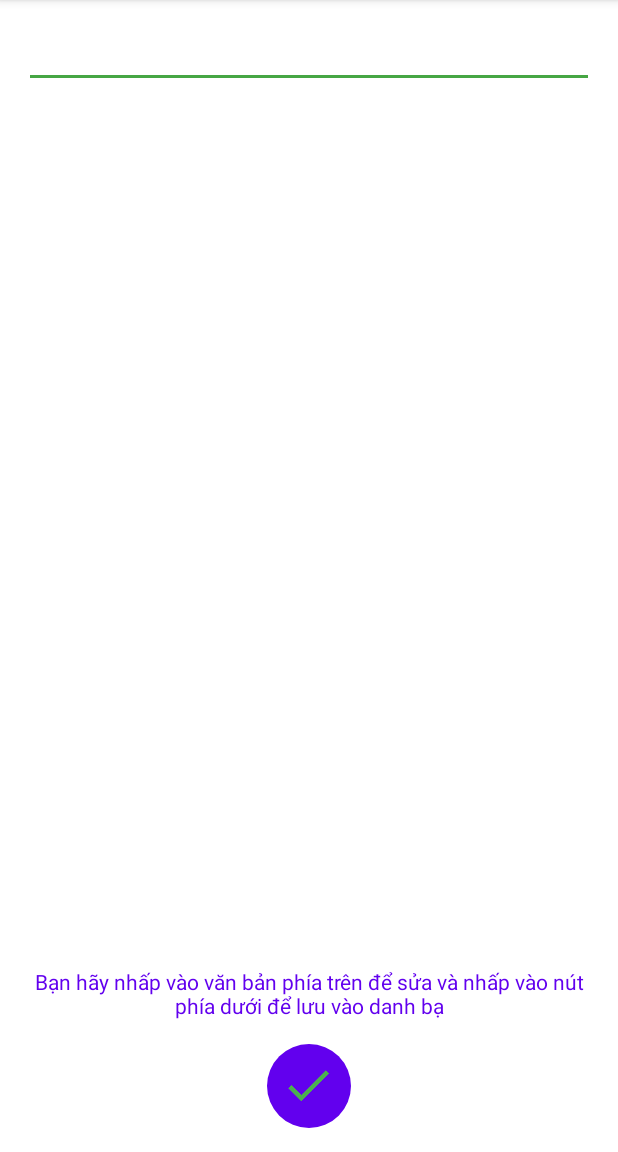
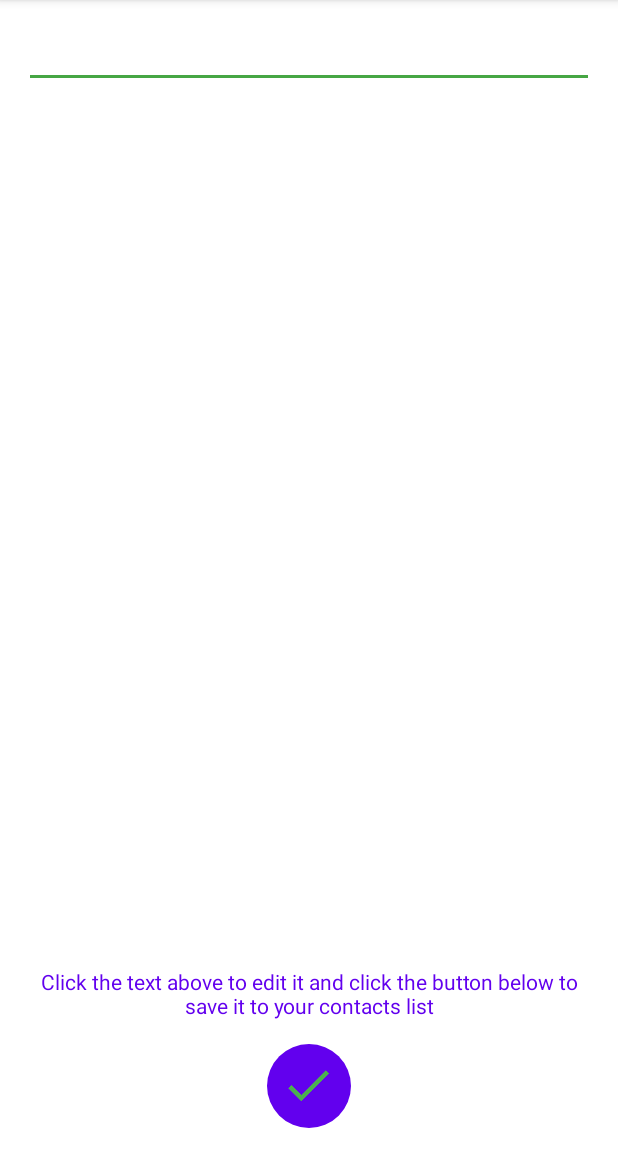
Before and after one commit to MisodaFR/misocontact, an Android app: the fragment TestFragmentCopy shown on its own in the app's theme, on a phone screen of 412 x 824 dp, the part 84-1236 px from its top. Run offline under Robolectric (Android 15) with nearby library versions, the phone set to English and light mode, and no system bars.

Commit message:
Add new translations

```diff
--- a/MisoCard/app/src/main/res/layout/fragment_home.xml
+++ b/MisoCard/app/src/main/res/layout/fragment_home.xml
@@ -43,7 +43,7 @@
                 android:layout_marginEnd="@dimen/dp_8"
                 android:checked="true"
                 android:padding="@dimen/dp_4"
-                android:text="Text"
+                android:text="@string/text"
                 android:textSize="@dimen/text_size_16" />
 
             <RadioButton
@@ -52,7 +52,7 @@
                 android:layout_height="wrap_content"
                 android:layout_marginStart="@dimen/dp_8"
                 android:padding="@dimen/dp_4"
-                android:text="Code"
+                android:text="@string/qr_code"
                 android:textSize="@dimen/text_size_16" />
 
         </RadioGroup>
--- a/MisoCard/app/src/main/res/layout/fragment_save_to_contacts.xml
+++ b/MisoCard/app/src/main/res/layout/fragment_save_to_contacts.xml
@@ -30,11 +30,10 @@
         android:orientation="vertical">
 
         <TextView
-            android:id="@+id/tv_remark"
             android:layout_width="match_parent"
             android:layout_height="wrap_content"
             android:layout_marginBottom="@dimen/dp_16"
-            android:text="Bạn hãy nhấp vào văn bản phía trên để sửa và nhấp vào nút phía dưới để lưu vào danh bạ"
+            android:text="@string/press_text_above_and_btn_below"
             android:textAlignment="center"
             android:textColor="@color/blue_green"
             android:textSize="@dimen/sp_14" />
--- a/MisoCard/app/src/main/res/values/strings.xml
+++ b/MisoCard/app/src/main/res/values/strings.xml
@@ -83,4 +83,7 @@
 
     <string name="color_value_is_invalid">Color value is invalid (each character must be in the range [0 -> 9], [a -> f] or [A -> F])</string>
     <string name="selecting_a_color">Selecting a color</string>
+    <string name="text">Text</string>
+    <string name="qr_code">QR</string>
+    <string name="press_text_above_and_btn_below">Click the text above to edit it and click the button below to save it to your contacts list</string>
 </resources>
```
Also changed, not shown: 3 other files.
